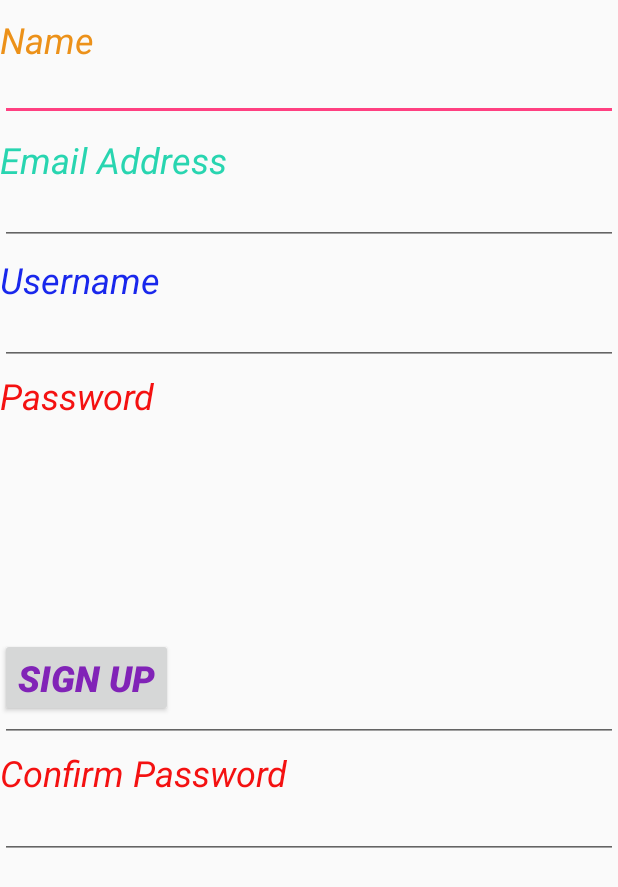
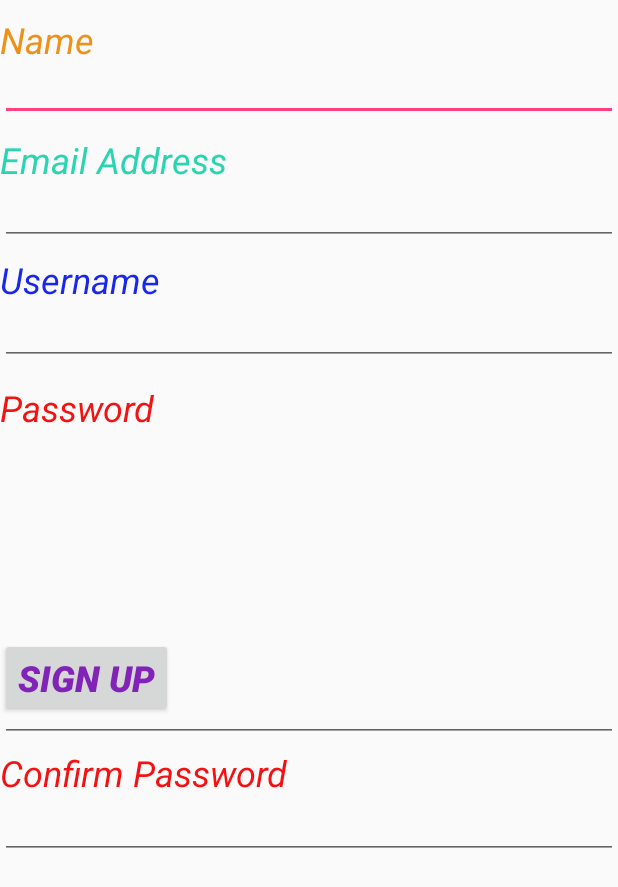
Before and after one commit to vasterlord/MyApplication, an Android app: the screen it shows after launch (Sign_up), after a tap on "SIGN UP HERE", on a phone screen of 412 x 824 dp. Shown: the top 887 px of the screen. Run offline under Robolectric (Android 15) with nearby library versions, the phone set to English and light mode, and no system bars.

Commit message:
Code Working!!!

```diff
--- a/app/src/main/java/com/example/yulian/myapplication/MainActivity.java
+++ b/app/src/main/java/com/example/yulian/myapplication/MainActivity.java
@@ -12,7 +12,7 @@ import android.widget.TextView;
 import android.content.Intent;
 import android.widget.Toast;
 
-public class MainActivity extends AppCompatActivity  {
+public class MainActivity extends AppCompatActivity implements View.OnClickListener   {
     DatabaseHelper helper = new DatabaseHelper(this);
     TextView textView3;
     TextView textView;
@@ -32,52 +32,38 @@ public class MainActivity extends AppCompatActivity  {
         button4 = (Button) findViewById(R.id.button4);
         button2 = (Button) findViewById(R.id.button2);
         button4.setEnabled(true);
-
-        button.setOnClickListener(new View.OnClickListener() {
+        button.setOnClickListener(this);
+        button2.setOnClickListener(this);
+        button4.setOnClickListener(this);
+    }
     @Override
     public void onClick(View v) {
-                if (v.getId() == R.id.button) {
+        switch (v.getId())
+        {
+            case R.id.button2:
+                Intent i = new Intent(MainActivity.this, Sign_up.class);
+                startActivity(i);
+                break;
+            case R.id.button:
                 String str = editText3.getText().toString();
                 String pass = editText.getText().toString();
                 String password = helper.searchPass(str);
                 if (!pass.equals(password))
                 {
-                        Intent i = new Intent(MainActivity.this, Log_in.class);
-                        i.putExtra("Username", str);
-                        startActivity(i);
+                    Intent y = new Intent(MainActivity.this, Log_in.class);
+                    y.putExtra("Username", str);
+                    startActivity(y);
+                    str = "";
+                    pass = "";
                 }
                 else
                 {
                     Toast temp = Toast.makeText(MainActivity.this, "Usename and password dont mutch", Toast.LENGTH_SHORT);
                     temp.show();
                 }
-
-
+                break;
+            case R.id.button4:
+                break;
         }
     }
-        });
-        button2.setOnClickListener(new View.OnClickListener() {
-            @Override
-            public void onClick(View v) {
-                if (v.getId() == R.id.button2) {
-                    Intent i = new Intent(MainActivity.this, Sign_up.class);
-                    startActivity(i);
 }
-            }
-        });
-
-
-
-
-        button4.setOnClickListener(new View.OnClickListener() {
-            @Override
-            public void onClick(View v) {
-
-            }
-        });
-
-
-    }
-
-
-}
--- a/app/src/main/java/com/example/yulian/myapplication/Sign_up.java
+++ b/app/src/main/java/com/example/yulian/myapplication/Sign_up.java
@@ -61,6 +61,7 @@ public class Sign_up extends Activity implements View.OnClickListener {
                 c.setEmail(emailstr);
                 c.setPass(pass1str);
                 helper.insertContact(c);
+
             }
         }
     }
--- a/app/src/main/res/layout/sign_up.xml
+++ b/app/src/main/res/layout/sign_up.xml
@@ -129,7 +129,7 @@
         android:textStyle="normal|italic"
         android:width="@dimen/abc_action_button_min_width_overflow_material"
         android:textSize="@dimen/abc_dialog_padding_material"
-        android:layout_marginTop="247dp"
+        android:layout_marginTop="255dp"
         android:layout_gravity="left|top" />
 
 </FrameLayout>
```
Lines whose indentation alone changed are shown as unchanged.
